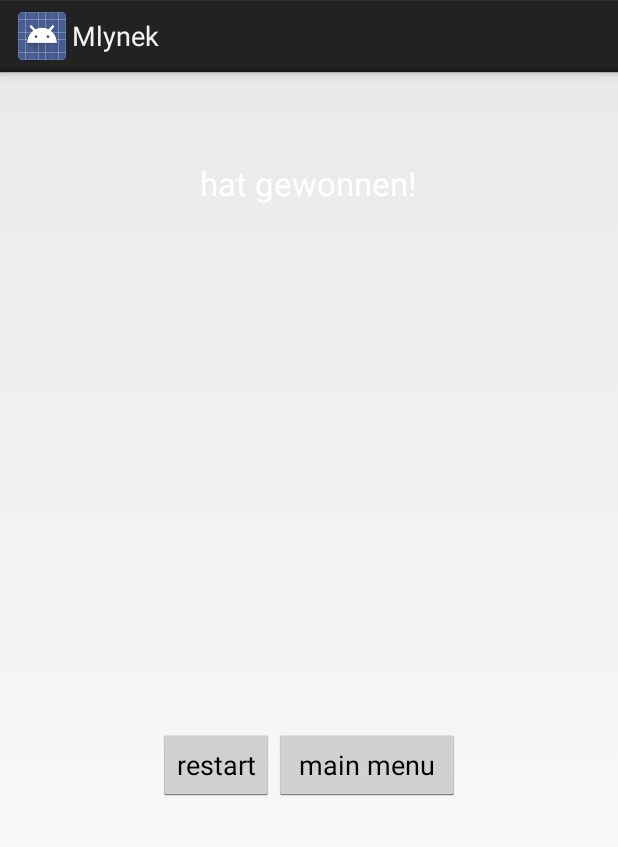
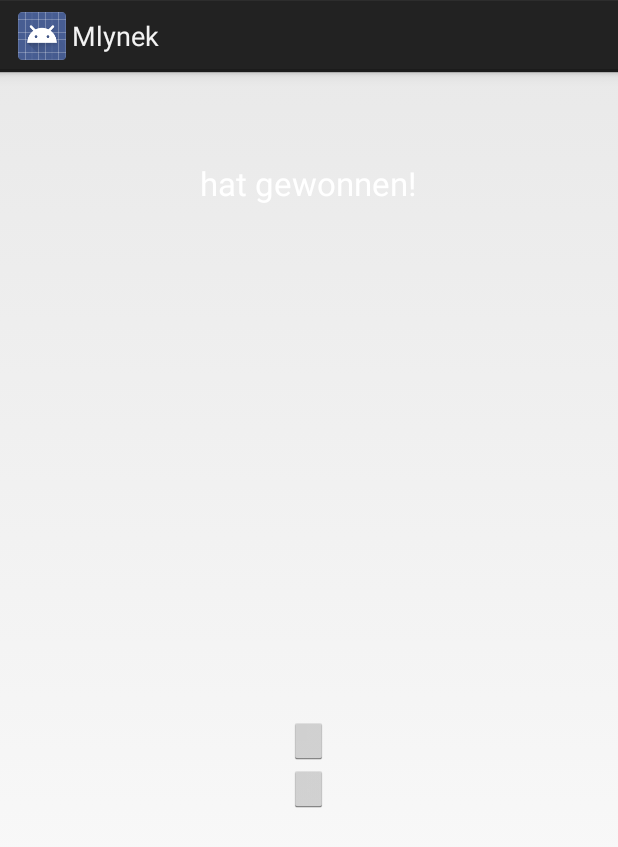
Before and after one commit to Mylnek2014/MlynekGame, an Android app: the layout gameoverscreen.xml on its own in the app's theme, with its tools: preview values and no code run, on a phone screen of 412 x 824 dp. Shown: the top 847 px of the screen. Run offline under Robolectric (Android 15) with nearby library versions, the phone set to English and light mode, and no system bars.

```diff
--- a/app/src/main/res/layout/gameoverscreen.xml
+++ b/app/src/main/res/layout/gameoverscreen.xml
@@ -35,24 +35,58 @@
 
     </LinearLayout>
 
-    <LinearLayout
+    <!--<TableLayout-->
+        <!--android:id="@+id/tableLayout2"-->
+        <!--android:layout_width="match_parent"-->
+        <!--android:layout_height="match_parent"-->
+        <!--android:gravity="center">-->
+
+        <!--<TableRow-->
+            <!--android:layout_width="match_parent"-->
+            <!--android:layout_gravity="center">-->
+
+            <!--<ImageButton-->
+                <!--android:id="@+id/bNewTry"-->
+                <!--android:layout_width="wrap_content"-->
+                <!--android:layout_height="wrap_content"-->
+                <!--android:layout_gravity="center"-->
+                <!--android:text="restart" />-->
+        <!--</TableRow>-->
+        <!--<TableRow-->
+            <!--android:layout_width="match_parent">-->
+
+            <!--<ImageButton-->
+                <!--android:id="@+id/bMainMenu"-->
+                <!--android:layout_width="wrap_content"-->
+                <!--android:layout_height="wrap_content"-->
+                <!--android:layout_gravity="center"-->
+                <!--android:text="main menu" />-->
+        <!--</TableRow>-->
+
+    <!--</TableLayout>-->
+
+    <RelativeLayout
         android:id="@+id/linearLayout2"
         android:layout_width="match_parent"
         android:layout_height="match_parent"
         android:gravity="center" >
 
-        <Button
+        <ImageButton
             android:id="@+id/bNewTry"
             android:layout_width="wrap_content"
             android:layout_height="wrap_content"
+            android:layout_centerInParent="true"
+            android:layout_above="@+id/bMainMenu"
             android:text="restart" />
 
-        <Button
+
+        <ImageButton
             android:id="@+id/bMainMenu"
-            android:layout_width="124dp"
+            android:layout_width="wrap_content"
             android:layout_height="wrap_content"
+            android:layout_centerInParent="true"
             android:text="main menu" />
 
-    </LinearLayout>
+    </RelativeLayout>
 
 </LinearLayout>
```
Also changed, not shown: app/src/main/java/mro/de/mlynek/GameActivity.java (+10 -4 lines), app/src/main/java/mro/de/mlynek/GameView.java (+83 -8 lines).
